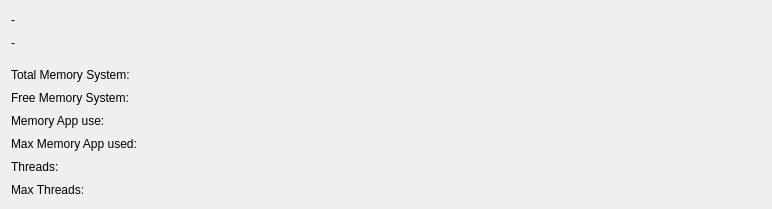
Old version of the form src/player-common/debug_infos.ui in the repository sagiadinos/garlic-player.
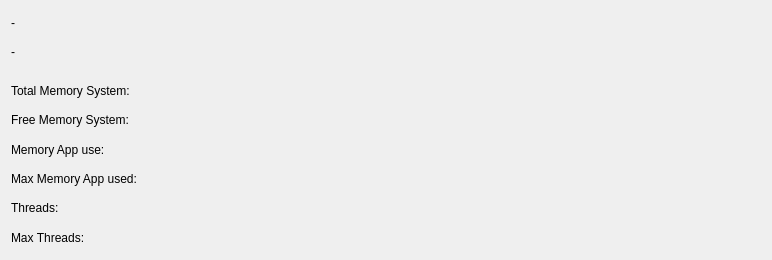
New version of the form.

The edit to the form file:
```diff
--- a/src/player-common/debug_infos.ui
+++ b/src/player-common/debug_infos.ui
@@ -7,7 +7,7 @@
     <x>0</x>
     <y>0</y>
     <width>772</width>
-    <height>209</height>
+    <height>260</height>
    </rect>
   </property>
   <property name="windowTitle">
```
